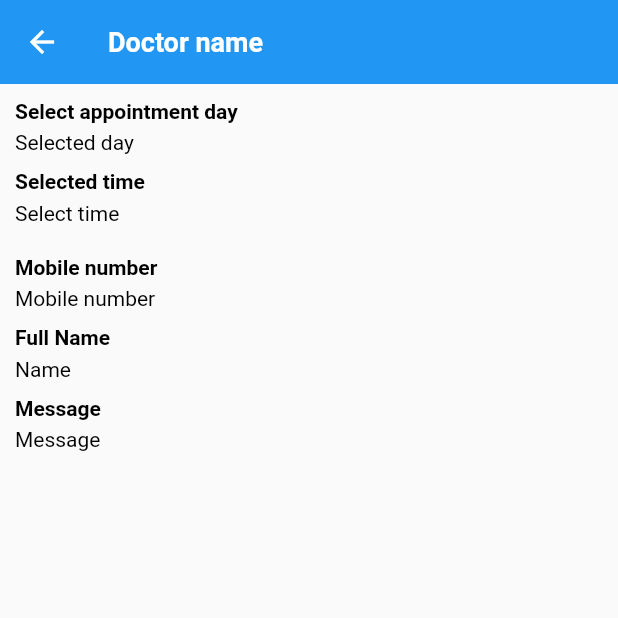
After one commit to Sohag-84/Doctor-Appointment, a Flutter app: the AppointmentDetailsScreen screen opened directly, on a phone screen of 412 x 824 dp, the top half of it. The commit adds this screen. Run offline on Flutter 3.47's test engine with Material 2 defaults, Android fonts, the phone set to English and light mode, and no system bars; our stand-ins replace get, velocity_x.

Commit message:
appointment details screen is designed

```diff
--- a/lib/views/appointment/appointment_screen.dart
+++ b/lib/views/appointment/appointment_screen.dart
@@ -1,5 +1,9 @@
+// ignore_for_file: prefer_const_constructors
+
 import 'package:doctor_appointment/consts/consts.dart';
 import 'package:doctor_appointment/consts/fonts.dart';
+import 'package:doctor_appointment/views/appointment_details/appointment_details_screen.dart';
+import 'package:get/get.dart';
 
 class AppointmentScreen extends StatelessWidget {
   const AppointmentScreen({super.key});
@@ -19,6 +23,7 @@ class AppointmentScreen extends StatelessWidget {
         itemCount: 18,
         itemBuilder: (context, index) {
           return ListTile(
+            onTap: () => Get.to(() => AppointmentDetailsScreen()),
             leading: CircleAvatar(
               child: Image.asset(AppAssets.imgDoctor),
             ),
--- /dev/null
+++ b/lib/views/appointment_details/appointment_details_screen.dart
@@ -0,0 +1,51 @@
+// ignore_for_file: prefer_const_constructors
+
+import 'package:doctor_appointment/consts/consts.dart';
+import 'package:doctor_appointment/consts/fonts.dart';
+
+class AppointmentDetailsScreen extends StatelessWidget {
+  const AppointmentDetailsScreen({super.key});
+
+  @override
+  Widget build(BuildContext context) {
+    return Scaffold(
+      appBar: AppBar(
+        elevation: 0,
+        title: AppStyles.bold(
+          title: "Doctor name",
+          color: AppColors.whiteColor,
+          size: AppSizes.size18,
+        ),
+      ),
+      body: Padding(
+        padding: EdgeInsets.all(10.0),
+        child: SingleChildScrollView(
+          child: Column(
+            crossAxisAlignment: CrossAxisAlignment.start,
+            children: [
+              AppStyles.bold(title: "Select appointment day"),
+              5.heightBox,
+              AppStyles.normal(title: "Selected day"),
+              10.heightBox,
+              AppStyles.bold(title: "Selected time"),
+              5.heightBox,
+              AppStyles.normal(title: "Select time"),
+              20.heightBox,
+              AppStyles.bold(title: "Mobile number"),
+              5.heightBox,
+              AppStyles.normal(title: "Mobile number"),
+              10.heightBox,
+              AppStyles.bold(title: "Full Name"),
+              5.heightBox,
+              AppStyles.normal(title: "Name"),
+              10.heightBox,
+              AppStyles.bold(title: "Message"),
+              5.heightBox,
+              AppStyles.normal(title: "Message"),
+            ],
+          ),
+        ),
+      ),
+    );
+  }
+}
```
